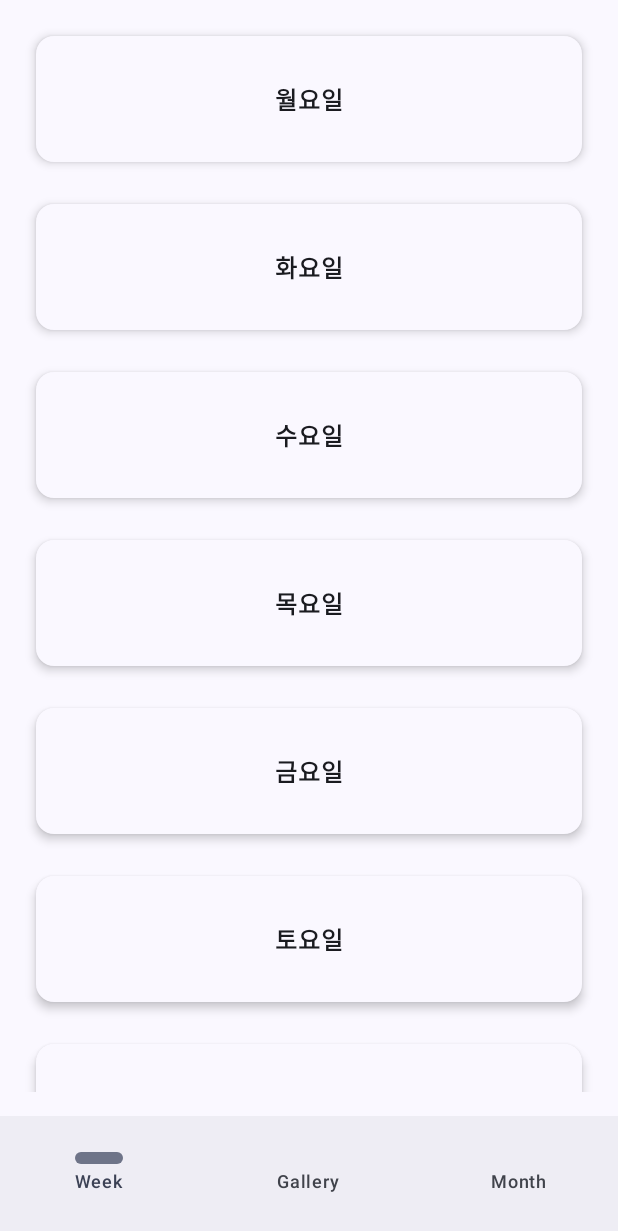
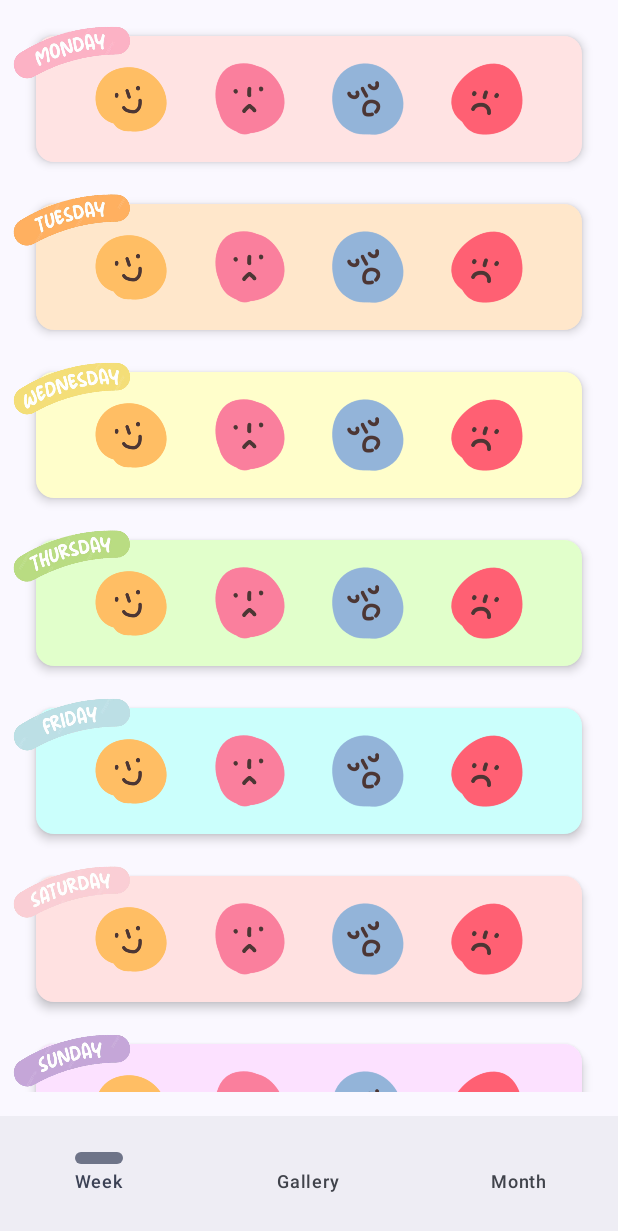
Before and after one commit to JIMINDAIN/Android, an Android app built with Jetpack Compose: the screen it shows after launch (MainActivity), on a phone screen of 412 x 824 dp. Shown: the top 1231 px of the screen. Run offline under Robolectric (Android 15) with nearby library versions, the phone set to English and light mode, and no system bars.

Commit message:
색 추가

```diff
--- a/app/src/main/java/com/example/mentalnote/model/DayRecord.kt
+++ b/app/src/main/java/com/example/mentalnote/model/DayRecord.kt
@@ -3,7 +3,6 @@ package com.example.mentalnote.model
 import kotlinx.serialization.Serializable
 import android.net.Uri
 import androidx.compose.ui.graphics.ImageBitmap
-import kotlinx.serialization.Contextual
 import kotlinx.serialization.Transient
 
 /**
--- a/app/src/main/java/com/example/mentalnote/ui/WeekTab.kt
+++ b/app/src/main/java/com/example/mentalnote/ui/WeekTab.kt
@@ -1,10 +1,16 @@
 package com.example.mentalnote.ui
 
+import androidx.compose.ui.zIndex
+import androidx.compose.ui.graphics.graphicsLayer
+import com.example.mentalnote.R
 import com.google.accompanist.permissions.*
 import android.content.Context
 import android.Manifest
 import androidx.core.content.ContextCompat
 import android.content.pm.PackageManager
+import androidx.compose.ui.res.painterResource
+import androidx.compose.foundation.Image
+import android.util.Log
 import android.graphics.BitmapFactory
 import android.net.Uri
 import androidx.activity.compose.rememberLauncherForActivityResult
@@ -65,6 +71,7 @@ suspend fun loadDayRecords(context: Context): List<DayRecord> {
     }
 }
 
+//WeekTab을 구현하는 메인함수
 @Composable
 fun WeekTab(dayRecords: List<DayRecord>, onSave: (DayRecord) -> Unit) {
     val today = LocalDate.now()
@@ -78,25 +85,42 @@ fun WeekTab(dayRecords: List<DayRecord>, onSave: (DayRecord) -> Unit) {
     val coroutineScope = rememberCoroutineScope()
     var weekRecords by remember { mutableStateOf(dayRecords) }
 
+    //매주 월요일마다 초기화
+    //기존 데이터는 그대로 유지되고 WeekRecord 변수만 초기화
     LaunchedEffect(Unit) {
         val prefs = context.dataStore.data.first()
         val lastResetDateStr = prefs[LAST_RESET_DATE_KEY]
         val lastResetDate = lastResetDateStr?.let { LocalDate.parse(it) }
 
+        val existingRecords = loadDayRecords(context).toMutableList()
+
         if (today.dayOfWeek == DayOfWeek.MONDAY && lastResetDate != monday) {
-            val newRecords = weekDateStrings.map { DayRecord(date = it) }
-            weekRecords = newRecords
+            // 이번 주 날짜만 새로운 빈 DayRecord로 교체
+            // 만약 오늘이 월요일이고, 저장된 마지막 초기화 날짜(lastResetDate)가 이번 주 월요일과 다르면
+            // (= 월요일인데 초기화가 안된 경우)
+            weekDateStrings.forEach { dateStr ->
+                val idx = existingRecords.indexOfFirst { it.date == dateStr }
+                if (idx != -1) {
+                    existingRecords[idx] = DayRecord(date = dateStr)
+                } else {
+                    existingRecords.add(DayRecord(date = dateStr))
+                }
+            }
+
+            weekRecords = existingRecords.filter { it.date in weekDateStrings }
             coroutineScope.launch {
                 context.dataStore.edit { prefs ->
                     prefs[LAST_RESET_DATE_KEY] = monday.toString()
                 }
-                saveDayRecords(context, newRecords)
+                saveDayRecords(context, existingRecords)
             }
         } else {
-            weekRecords = loadDayRecords(context)
+            weekRecords = existingRecords.filter { it.date in weekDateStrings }
         }
     }
 
+    //Column 안에서 7일치 날짜별로 WeekRow 컴포저블을 호출하여 날짜와 기록(있으면 요약 및 이모지)을 보여준다
+    //각 WeekRow 클릭 시 해당 날짜(selectedDate)가 선택되어 상세 기록 작성 다이얼로그가 뜬다
     Column(
         modifier = Modifier
             .fillMaxSize()
@@ -105,13 +129,19 @@ fun WeekTab(dayRecords: List<DayRecord>, onSave: (DayRecord) -> Unit) {
     ) {
         weekDateStrings.forEach { dateStr ->
             val record = weekRecords.find { it.date == dateStr }
-            WeekRow(date = dateStr, record = record, onClick = { selectedDate = dateStr })
+            WeekRow(date = dateStr, record = record, onEmojiClick = { selectedEmoji ->
+                // 클릭 시 DayDetailDialog 열기
+                selectedDate = dateStr
+                // 나중에 selectedEmoji 값도 Dialog에 넘길 수 있음
+            })
+
             Spacer(modifier = Modifier.height(12.dp))
         }
     }
 
     if (selectedDate != null) {
         val record = weekRecords.find { it.date == selectedDate }
+        //DayDetailDialog 함수를 활용해 날마다 상세 정보를 입력한다
         DayDetailDialog(
             date = selectedDate!!,
             initialRecord = record,
@@ -138,46 +168,101 @@ fun WeekTab(dayRecords: List<DayRecord>, onSave: (DayRecord) -> Unit) {
 }
 
 @Composable
-fun WeekRow(date: String, record: DayRecord?, onClick: () -> Unit) {
+fun dayOfWeekToDrawableRes(dayOfWeek: DayOfWeek): Int {
+    return when(dayOfWeek) {
+        DayOfWeek.MONDAY -> R.drawable.monday
+        DayOfWeek.TUESDAY -> R.drawable.tuesday
+        DayOfWeek.WEDNESDAY -> R.drawable.wednesday
+        DayOfWeek.THURSDAY -> R.drawable.thursday
+        DayOfWeek.FRIDAY -> R.drawable.friday
+        DayOfWeek.SATURDAY -> R.drawable.saturday
+        DayOfWeek.SUNDAY -> R.drawable.sunday
+    }
+}
+@Composable
+fun WeekRow(
+    date: String,
+    record: DayRecord?,
+    onEmojiClick: (emoji: String) -> Unit
+) {
     val localDate = LocalDate.parse(date)
-    val dayOfWeekKorean = when (localDate.dayOfWeek) {
-        DayOfWeek.MONDAY -> "월"
-        DayOfWeek.TUESDAY -> "화"
-        DayOfWeek.WEDNESDAY -> "수"
-        DayOfWeek.THURSDAY -> "목"
-        DayOfWeek.FRIDAY -> "금"
-        DayOfWeek.SATURDAY -> "토"
-        DayOfWeek.SUNDAY -> "일"
+    val dayofWeek = localDate.dayOfWeek
+    val backgroundColor = when (dayofWeek) {
+        DayOfWeek.MONDAY -> Color(0xffffe3e3)
+        DayOfWeek.TUESDAY -> Color(0xffffe7cb)
+        DayOfWeek.WEDNESDAY -> Color(0xfffffecb)
+        DayOfWeek.THURSDAY -> Color(0xffe1ffcb)
+        DayOfWeek.FRIDAY -> Color(0xffcbfffc)
+        DayOfWeek.SATURDAY -> Color(0xffffe1e1)
+        DayOfWeek.SUNDAY -> Color(0xfffce1ff)
     }
-    val isEmptyRecord = record == null || record.summary.isEmpty()
-    Card(
-        shape = RoundedCornerShape(12.dp),
-        colors = CardDefaults.cardColors(containerColor = MaterialTheme.colorScheme.surface),
-        elevation = CardDefaults.cardElevation(defaultElevation = 4.dp),
+
+    val dayImageRes = when (localDate.dayOfWeek) {
+        DayOfWeek.MONDAY -> R.drawable.monday
+        DayOfWeek.TUESDAY -> R.drawable.tuesday
+        DayOfWeek.WEDNESDAY -> R.drawable.wednesday
+        DayOfWeek.THURSDAY -> R.drawable.thursday
+        DayOfWeek.FRIDAY -> R.drawable.friday
+        DayOfWeek.SATURDAY -> R.drawable.saturday
+        DayOfWeek.SUNDAY -> R.drawable.sunday
+    }
+
+    Box(
         modifier = Modifier
             .fillMaxWidth()
             .height(100.dp)
             .padding(8.dp)
-            .clickable { onClick() }
     ) {
-        if (isEmptyRecord) {
-            Box(Modifier.fillMaxSize(), contentAlignment = Alignment.Center) {
-                Text("${dayOfWeekKorean}요일", fontWeight = FontWeight.Bold)
-            }
-        } else {
+        Image(
+            painter = painterResource(id = dayImageRes),
+            contentDescription = null,
+            modifier = Modifier
+                .size(80.dp)
+                .graphicsLayer { rotationZ = -15f }
+                .offset(x = -8.dp, y = -35.dp)
+                .align(Alignment.TopStart)
+                .zIndex(1f)
+        )
+
+        Card(
+            shape = RoundedCornerShape(12.dp),
+            colors = CardDefaults.cardColors(containerColor = backgroundColor),
+            elevation = CardDefaults.cardElevation(defaultElevation = 4.dp),
+            modifier = Modifier
+                .fillMaxSize()
+                .align(Alignment.Center)
+        ) {
             Row(
-                Modifier.fillMaxWidth().padding(12.dp),
-                verticalAlignment = Alignment.CenterVertically
+                modifier = Modifier
+                    .fillMaxSize()
+                    .padding(8.dp)
+                    .background(Color.Transparent),
+                verticalAlignment = Alignment.CenterVertically,
+                horizontalArrangement = Arrangement.SpaceEvenly // 대칭 배치
             ) {
-                Text(record?.emoji ?: "", fontSize = 40.sp, modifier = Modifier.padding(end = 16.dp))
-                Column {
-                    Text("${dayOfWeekKorean}요일", fontWeight = FontWeight.Bold, fontSize = 18.sp)
-                    Text(record?.summary ?: "", color = Color.DarkGray)
+                val emojis = listOf(
+                    R.drawable.emoji_happy to "happy",
+                    R.drawable.emoji_bored to "bored",
+                    R.drawable.emoji_blue to "blue",
+                    R.drawable.emoji_upset to "upset"
+                )
+
+                emojis.forEach { (resId, emojiName) ->
+                    Image(
+                        painter = painterResource(id = resId),
+                        contentDescription = emojiName,
+                        modifier = Modifier
+                            .size(48.dp)
+                            .clickable { onEmojiClick(emojiName) }
+                    )
                 }
             }
         }
     }
 }
+
+
+
 
 @Composable
 fun DayDetailDialog(
@@ -191,7 +276,7 @@ fun DayDetailDialog(
 
     var summary by remember { mutableStateOf(initialRecord?.summary ?: "") }
     var detail by remember { mutableStateOf(initialRecord?.detail ?: "") }
-    var selectedEmoji by remember { mutableStateOf(initialRecord?.emoji ?: "😃") }
+    var selectedEmoji by remember { mutableStateOf(initialRecord?.emoji ?: "") }
     var imageUri by remember { mutableStateOf<Uri?>(initialRecord?.imageUri) }
     var cameraBitmap by remember { mutableStateOf(initialRecord?.imageBitmap) }
     val photoUri = remember { mutableStateOf<Uri?>(null) }
@@ -250,7 +335,7 @@ fun DayDetailDialog(
 
     AlertDialog(
         onDismissRequest = onDismiss,
-        title = { Text("기록 작성") },
+        title = { Text("오늘은 어떤 일이 있었나요?") },
         text = {
             Column {
                 // 1. 한 줄 요약 입력
```
Also changed, not shown: app/src/main/res/drawable/emoji_blue.png (added), app/src/main/res/drawable/emoji_bored.png (added), app/src/main/res/drawable/emoji_happy.png (added), app/src/main/res/drawable/emoji_upset.png (added), app/src/main/res/drawable/friday.png (added), app/src/main/res/drawable/monday.png (added), app/src/main/res/drawable/saturday.png (added), app/src/main/res/drawable/sunday.png (added), app/src/main/res/drawable/thursday.png (added), app/src/main/res/drawable/tuesday.png (added), app/src/main/res/drawable/wednesday.png (added).
